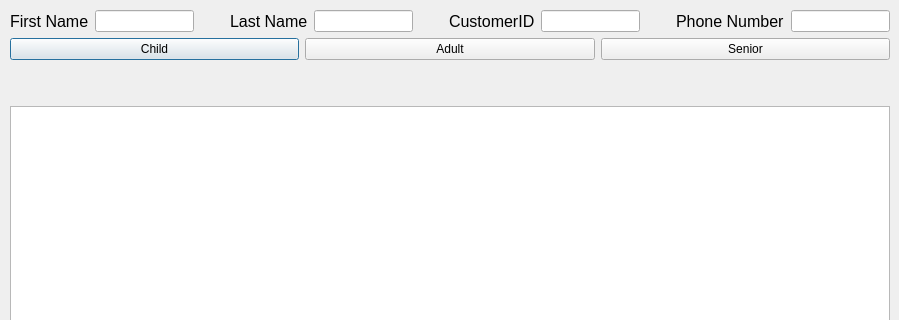
The window that ui_design_files/customer_search.ui (Karelak/Ticket-Booking-System) describes before a commit, drawn with Qt 5; both pictures show x 0 to 899 and y 0 to 320 of the 899 by 619 pixel window.
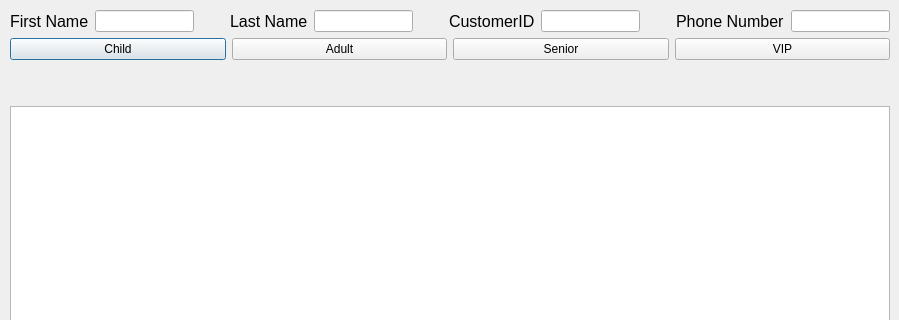
The same window after the commit.

Commit message: feat: add VIP button to customer search UI and update database schema

The edit to the form file:
```diff
--- a/ui_design_files/customer_search.ui
+++ b/ui_design_files/customer_search.ui
@@ -207,6 +207,22 @@
             </property>
            </widget>
           </item>
+          <item>
+           <widget class="QPushButton" name="viponly">
+            <property name="sizePolicy">
+             <sizepolicy hsizetype="Minimum" vsizetype="Preferred">
+              <horstretch>0</horstretch>
+              <verstretch>0</verstretch>
+             </sizepolicy>
+            </property>
+            <property name="text">
+             <string>VIP</string>
+            </property>
+            <property name="flat">
+             <bool>false</bool>
+            </property>
+           </widget>
+          </item>
          </layout>
         </item>
        </layout>
```
The commit also changes 5 other files.
